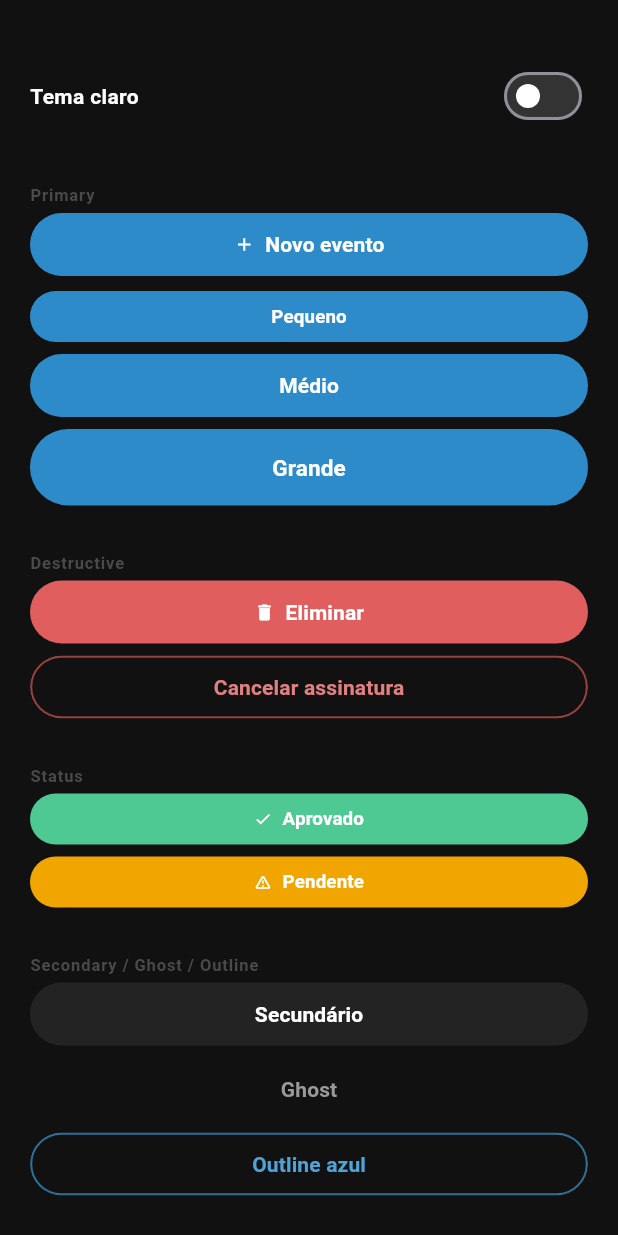
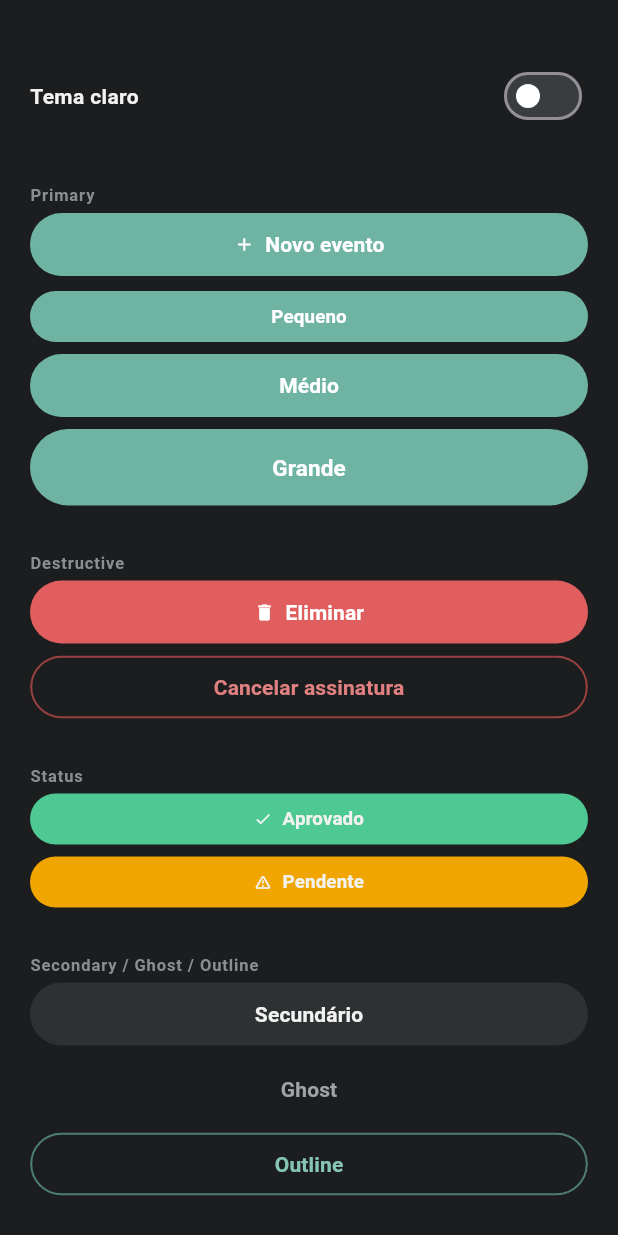
Before and after one commit to Alfredoooh/Cabinda-Shop, a Flutter app: the screen it shows after launch, on a phone screen of 412 x 824 dp. Run offline on Flutter 3.47's test engine with Material 3 defaults, Android fonts, the phone set to English and light mode, and no system bars.

Commit message:
update main.dart

```diff
--- a/lib/main.dart
+++ b/lib/main.dart
@@ -34,7 +34,7 @@ class _MyAppState extends State<MyApp> {
     final base = ThemeData(
       brightness: brightness,
       fontFamily: 'Roboto',
-      scaffoldBackgroundColor: isDark ? const Color(0xFF111111) : const Color(0xFFF2F2F7),
+      scaffoldBackgroundColor: isDark ? const Color(0xFF1C1D1F) : const Color(0xFFF2F2F7),
     );
     return base.copyWith(
       extensions: <ThemeExtension<dynamic>>[
@@ -47,6 +47,19 @@ class _MyAppState extends State<MyApp> {
 // ---------------------------------------------------------------------------
 // Theme Extension
 // ---------------------------------------------------------------------------
+// PALETA — valores de referência (hex ao lado de cada token)
+//
+// ACCENT (substituiu o azul): um teal dessaturado, funciona bem em ambos os modos
+//   light  -> 0xFF3D8B7D  (teal médio, pouco saturado)
+//   dark   -> 0xFF6FB3A3  (teal claro suave, sem neon)
+//
+// DARK MODE — base neutra "limpa": nada de preto AMOLED (0xFF000000/0xFF111111)
+// nem cinza claro demais. Usa-se um cinza-carvão médio como fundo, com camadas
+// de superfície subindo em passos pequenos e consistentes:
+//   background        -> 0xFF1C1D1F
+//   surface (cards)   -> 0xFF26282B
+//   surface elevated  -> 0xFF2E3134  (dialogs, sheets, segmented bg)
+//   surface sunken    -> 0xFF232527  (inputs, track de switch/progress)
 @immutable
 class AppColors extends ThemeExtension<AppColors> {
   final bool isDark;
@@ -54,74 +67,74 @@ class AppColors extends ThemeExtension<AppColors> {
   AppColors({required this.isDark});
 
   // Base
-  Color get background => isDark ? const Color(0xFF111111) : const Color(0xFFF2F2F7);
-  Color get groupLabel => isDark ? const Color(0xFF4A4A4A) : const Color(0xFF8E8E93);
-  Color get cardBg => isDark ? const Color(0xFF1C1C1E) : Colors.white;
-  Color get cardShadow => isDark ? const Color(0x4D000000) : const Color(0x1A000000);
-  Color get textPrimary => isDark ? Colors.white : Colors.black;
-  Color get textSecondary => isDark ? const Color(0xFF888888) : const Color(0xFF3C3C43);
-  Color get textTertiary => isDark ? const Color(0xFF666666) : const Color(0xFF8E8E93);
-  Color get textQuaternary => isDark ? const Color(0xFF777777) : const Color(0xFF8E8E93);
+  Color get background => isDark ? const Color(0xFF1C1D1F) : const Color(0xFFF2F2F7);
+  Color get groupLabel => isDark ? const Color(0xFF8A8D91) : const Color(0xFF8E8E93);
+  Color get cardBg => isDark ? const Color(0xFF26282B) : Colors.white;
+  Color get cardShadow => isDark ? const Color(0x33000000) : const Color(0x1A000000);
+  Color get textPrimary => isDark ? const Color(0xFFF2F2F0) : Colors.black;
+  Color get textSecondary => isDark ? const Color(0xFFB4B6B9) : const Color(0xFF3C3C43);
+  Color get textTertiary => isDark ? const Color(0xFF8F9194) : const Color(0xFF8E8E93);
+  Color get textQuaternary => isDark ? const Color(0xFF96989B) : const Color(0xFF8E8E93);
 
   // Icons
-  Color get iconBlue => isDark ? const Color(0xFF5BA9DD) : const Color(0xFF007AFF);
+  Color get iconBlue => isDark ? const Color(0xFF6FB3A3) : const Color(0xFF3D8B7D); // accent (teal)
   Color get iconGreen => isDark ? const Color(0xFF6FDCAE) : const Color(0xFF34C759);
   Color get iconRed => isDark ? const Color(0xFFEF9797) : const Color(0xFFFF3B30);
-  Color get iconGray => isDark ? const Color(0xFF999999) : const Color(0xFF8E8E93);
-  Color get chevron => isDark ? const Color(0xFF444444) : const Color(0xFFC7C7CC);
+  Color get iconGray => isDark ? const Color(0xFF9A9C9F) : const Color(0xFF8E8E93);
+  Color get chevron => isDark ? const Color(0xFF55585B) : const Color(0xFFC7C7CC);
 
   // Inputs
-  Color get inputBg => isDark ? const Color(0xFF1C1C1E) : Colors.white;
-  Color get inputHint => isDark ? const Color(0xFF5A5A5A) : const Color(0xFFC7C7CC);
-  Color get inputIcon => isDark ? const Color(0xFF666666) : const Color(0xFF8E8E93);
-  Color get inputFocusBorder => isDark ? const Color(0xFF2E8BC9) : const Color(0xFF007AFF);
+  Color get inputBg => isDark ? const Color(0xFF232527) : Colors.white;
+  Color get inputHint => isDark ? const Color(0xFF74767A) : const Color(0xFFC7C7CC);
+  Color get inputIcon => isDark ? const Color(0xFF86888B) : const Color(0xFF8E8E93);
+  Color get inputFocusBorder => isDark ? const Color(0xFF6FB3A3) : const Color(0xFF3D8B7D); // accent
   Color get inputErrorBorder => isDark ? const Color(0xFFE05E5E) : const Color(0xFFFF3B30);
-  Color get clearBtnBg => isDark ? const Color(0xFF333333) : const Color(0xFFD1D1D6);
-  Color get clearBtnFg => isDark ? const Color(0xFF999999) : const Color(0xFF8E8E93);
+  Color get clearBtnBg => isDark ? const Color(0xFF3A3D40) : const Color(0xFFD1D1D6);
+  Color get clearBtnFg => isDark ? const Color(0xFFAEB0B3) : const Color(0xFF8E8E93);
 
   // Segmented
-  Color get segmentedBg => isDark ? const Color(0xFF1A1A1A) : const Color(0xFFE5E5EA);
-  Color get segmentedActiveBg => isDark ? const Color(0xFF2E8BC9) : const Color(0xFF007AFF);
-  Color get segmentedInactiveText => isDark ? const Color(0xFF777777) : const Color(0xFF8E8E93);
+  Color get segmentedBg => isDark ? const Color(0xFF232527) : const Color(0xFFE5E5EA);
+  Color get segmentedActiveBg => isDark ? const Color(0xFF6FB3A3) : const Color(0xFF3D8B7D); // accent
+  Color get segmentedInactiveText => isDark ? const Color(0xFF8F9194) : const Color(0xFF8E8E93);
 
   // Switches, Checkboxes, Radios
-  Color get switchTrackInactive => isDark ? const Color(0xFF333333) : const Color(0xFFE5E5EA);
+  Color get switchTrackInactive => isDark ? const Color(0xFF3A3D40) : const Color(0xFFE5E5EA);
   Color get switchThumb => Colors.white;
-  Color get checkboxUnchecked => isDark ? const Color(0xFF2A2A2A) : const Color(0xFFE5E5EA);
-  Color get radioUnchecked => isDark ? const Color(0xFF2A2A2A) : const Color(0xFFE5E5EA);
+  Color get checkboxUnchecked => isDark ? const Color(0xFF35373A) : const Color(0xFFE5E5EA);
+  Color get radioUnchecked => isDark ? const Color(0xFF35373A) : const Color(0xFFE5E5EA);
 
   // Buttons
-  Color get btnPrimary => isDark ? const Color(0xFF2E8BC9) : const Color(0xFF007AFF);
+  Color get btnPrimary => isDark ? const Color(0xFF6FB3A3) : const Color(0xFF3D8B7D); // accent
   Color get btnDanger => isDark ? const Color(0xFFE05E5E) : const Color(0xFFFF3B30);
   Color get btnSuccess => isDark ? const Color(0xFF4EC994) : const Color(0xFF34C759);
   Color get btnWarning => isDark ? const Color(0xFFF0A500) : const Color(0xFFFF9500);
-  Color get btnSecondary => isDark ? const Color(0xFF232323) : const Color(0xFFF2F2F7);
-  Color get btnGhostText => isDark ? const Color(0xFF999999) : const Color(0xFF8E8E93);
-  Color get btnOutlineBlueFg => isDark ? const Color(0xFF4FA3D8) : const Color(0xFF007AFF);
-  Color get btnOutlineBlueBorder => isDark ? const Color(0xFF2E6F96) : const Color(0xFF007AFF);
+  Color get btnSecondary => isDark ? const Color(0xFF2E3134) : const Color(0xFFF2F2F7);
+  Color get btnGhostText => isDark ? const Color(0xFFA0A2A5) : const Color(0xFF8E8E93);
+  Color get btnOutlineBlueFg => isDark ? const Color(0xFF86C4B6) : const Color(0xFF3D8B7D); // accent fg
+  Color get btnOutlineBlueBorder => isDark ? const Color(0xFF4C7C71) : const Color(0xFF3D8B7D); // accent border
   Color get btnOutlineDangerFg => isDark ? const Color(0xFFE08080) : const Color(0xFFFF3B30);
   Color get btnOutlineDangerBorder => isDark ? const Color(0xFF96403F) : const Color(0xFFFF3B30);
-  Color get tintBlueBg => isDark ? const Color(0x262E8BC9) : const Color(0x1A007AFF);
-  Color get tintBlueFg => isDark ? const Color(0xFF6DB4E6) : const Color(0xFF007AFF);
+  Color get tintBlueBg => isDark ? const Color(0x266FB3A3) : const Color(0x1A3D8B7D); // accent tint bg
+  Color get tintBlueFg => isDark ? const Color(0xFF8BC7BA) : const Color(0xFF3D8B7D); // accent tint fg
   Color get tintRedBg => isDark ? const Color(0x26E05E5E) : const Color(0x1AFF3B30);
   Color get tintRedFg => isDark ? const Color(0xFFEF9797) : const Color(0xFFFF3B30);
 
   // Dialog
-  Color get dialogActionsBg => isDark ? const Color(0xFF252525) : const Color(0xFFF2F2F7);
+  Color get dialogActionsBg => isDark ? const Color(0xFF2E3134) : const Color(0xFFF2F2F7);
 
   // Cards extras
-  Color get eventPreviewBg => isDark ? const Color(0xFF1A1A1A) : const Color(0xFFF2F2F7);
-  Color get eventDateBg => isDark ? const Color(0xFF232325) : Colors.white;
-  Color get eventActionsBg => isDark ? const Color(0xFF252525) : const Color(0xFFF2F2F7);
+  Color get eventPreviewBg => isDark ? const Color(0xFF232527) : const Color(0xFFF2F2F7);
+  Color get eventDateBg => isDark ? const Color(0xFF2E3134) : Colors.white;
+  Color get eventActionsBg => isDark ? const Color(0xFF2E3134) : const Color(0xFFF2F2F7);
   Color get alertWarningBg => isDark ? const Color(0x1AF0A500) : const Color(0x1AFF9500);
   Color get alertDangerBg => isDark ? const Color(0x1AE05E5E) : const Color(0x1AFF3B30);
-  Color get progressTrack => isDark ? const Color(0xFF262626) : const Color(0xFFE5E5EA);
-  Color get progressFill => isDark ? const Color(0xFF2E8BC9) : const Color(0xFF007AFF);
-  Color get addCardBorder => isDark ? const Color(0xFF2A2A2A) : const Color(0xFFC7C7CC);
-  Color get addCardText => isDark ? const Color(0xFF777777) : const Color(0xFF8E8E93);
-  Color get addCardIcon => isDark ? const Color(0xFF666666) : const Color(0xFF8E8E93);
-  Color get sheetHandle => isDark ? const Color(0xFF3A3A3C) : const Color(0xFFD1D1D6);
-  Color get sheetFieldBorder => isDark ? const Color(0xFF262626) : const Color(0xFFE5E5EA);
+  Color get progressTrack => isDark ? const Color(0xFF35373A) : const Color(0xFFE5E5EA);
+  Color get progressFill => isDark ? const Color(0xFF6FB3A3) : const Color(0xFF3D8B7D); // accent
+  Color get addCardBorder => isDark ? const Color(0xFF3E4144) : const Color(0xFFC7C7CC);
+  Color get addCardText => isDark ? const Color(0xFF8F9194) : const Color(0xFF8E8E93);
+  Color get addCardIcon => isDark ? const Color(0xFF86888B) : const Color(0xFF8E8E93);
+  Color get sheetHandle => isDark ? const Color(0xFF4A4D50) : const Color(0xFFD1D1D6);
+  Color get sheetFieldBorder => isDark ? const Color(0xFF35373A) : const Color(0xFFE5E5EA);
 
   @override
   AppColors copyWith({bool? isDark}) => AppColors(isDark: isDark ?? this.isDark);
@@ -176,8 +189,12 @@ class _ComponentsPageState extends State<ComponentsPage> {
   @override
   void dispose() {
     _searchController.dispose();
-    for (final node in _otpFocusNodes) node.dispose();
-    for (final controller in _otpControllers) controller.dispose();
+    for (final node in _otpFocusNodes) {
+      node.dispose();
+    }
+    for (final controller in _otpControllers) {
+      controller.dispose();
+    }
     super.dispose();
   }
 
@@ -411,9 +428,9 @@ class _ComponentsPageState extends State<ComponentsPage> {
       context: context,
       barrierColor: Colors.black54,
       builder: (dialogContext) {
-        final colors = Theme.of(dialogContext).extension<AppColors>()!;
+        final dColors = Theme.of(dialogContext).extension<AppColors>()!;
         return Dialog(
-          backgroundColor: colors.cardBg,
+          backgroundColor: dColors.cardBg,
           shape: RoundedRectangleBorder(borderRadius: BorderRadius.circular(32)),
           child: Padding(
             padding: const EdgeInsets.fromLTRB(22, 26, 22, 10),
@@ -425,7 +442,7 @@ class _ComponentsPageState extends State<ComponentsPage> {
                   style: TextStyle(
                     fontSize: 16,
                     fontWeight: FontWeight.w700,
-                    color: colors.textPrimary,
+                    color: dColors.textPrimary,
                   ),
                 ),
                 const SizedBox(height: 8),
@@ -434,7 +451,7 @@ class _ComponentsPageState extends State<ComponentsPage> {
                   textAlign: TextAlign.center,
                   style: TextStyle(
                     fontSize: 13.5,
-                    color: colors.textSecondary,
+                    color: dColors.textSecondary,
                     height: 1.5,
                   ),
                 ),
@@ -442,7 +459,7 @@ class _ComponentsPageState extends State<ComponentsPage> {
                 Container(
                   padding: const EdgeInsets.all(5),
                   decoration: BoxDecoration(
-                    color: colors.dialogActionsBg,
+                    color: dColors.dialogActionsBg,
                     borderRadius: BorderRadius.circular(50),
                   ),
                   child: Row(
@@ -451,7 +468,7 @@ class _ComponentsPageState extends State<ComponentsPage> {
                         child: _dialogButton(
                           dialogContext,
                           'Eliminar',
-                          bg: colors.btnDanger,
+                          bg: dColors.btnDanger,
                         ),
                       ),
                       const SizedBox(width: 6),
@@ -459,7 +476,7 @@ class _ComponentsPageState extends State<ComponentsPage> {
                         child: _dialogButton(
                           dialogContext,
                           'Cancelar',
-                          bg: colors.btnPrimary,
+                          bg: dColors.btnPrimary,
                         ),
                       ),
                     ],
@@ -553,8 +570,17 @@ class _ComponentsPageState extends State<ComponentsPage> {
     );
   }
 
-  // Lista pixel-perfect: container pai com shadow, overflow hidden, gap de 3px
+  // Lista pixel-perfect: container pai com shadow, overflow hidden, gap de 3px.
+  // Radius por item:
+  //  - único item          -> 28 em todos os cantos
+  //  - primeiro item (topo) -> topo 28 (inalterado) / fundo 10 (levemente curvo)
+  //  - último item (fundo)  -> topo 10 (levemente curvo) / fundo 28 (inalterado)
+  //  - itens do meio         -> 8 em todos os cantos (já era assim)
   Widget _buildListCardWithRows(List<_ListRowData> rows) {
+    const bigRadius = Radius.circular(28);
+    const softRadius = Radius.circular(10); // curvatura leve pedida para o cantos internos do 1º/último
+    const midRadius = Radius.circular(8);
+
     return Container(
       decoration: BoxDecoration(
         borderRadius: BorderRadius.circular(28),
@@ -573,13 +599,23 @@ class _ComponentsPageState extends State<ComponentsPage> {
           final isLast = i == rows.length - 1;
           BorderRadius radius;
           if (isFirst && rows.length == 1) {
-            radius = const BorderRadius.all(Radius.circular(28));
+            radius = BorderRadius.all(bigRadius);
           } else if (isFirst) {
-            radius = const BorderRadius.vertical(top: Radius.circular(28));
+            radius = BorderRadius.only(
+              topLeft: bigRadius,
+              topRight: bigRadius,
+              bottomLeft: softRadius,
+              bottomRight: softRadius,
+            );
           } else if (isLast) {
-            radius = const BorderRadius.vertical(bottom: Radius.circular(28));
+            radius = BorderRadius.only(
+              topLeft: softRadius,
+              topRight: softRadius,
+              bottomLeft: bigRadius,
+              bottomRight: bigRadius,
+            );
           } else {
-            radius = const BorderRadius.all(Radius.circular(8));
+            radius = BorderRadius.all(midRadius);
           }
           return Column(
             children: [
@@ -1183,9 +1219,13 @@ class _ComponentsPageState extends State<ComponentsPage> {
 
   Widget _buildSheetInputRow(AppColors sheetColors, {required IconData icon, required String hint, required bool isFirst, required bool isLast}) {
     BorderRadius radius;
-    if (isFirst) radius = const BorderRadius.vertical(top: Radius.circular(28));
-    else if (isLast) radius = const BorderRadius.vertical(bottom: Radius.circular(28));
-    else radius = const BorderRadius.all(Radius.circular(8));
+    if (isFirst) {
+      radius = const BorderRadius.vertical(top: Radius.circular(28));
+    } else if (isLast) {
+      radius = const BorderRadius.vertical(bottom: Radius.circular(28));
+    } else {
+      radius = const BorderRadius.all(Radius.circular(8));
+    }
 
     return Container(
       decoration: BoxDecoration(color: sheetColors.cardBg, borderRadius: radius),
@@ -1227,7 +1267,14 @@ class _ComponentsPageState extends State<ComponentsPage> {
       mainAxisAlignment: MainAxisAlignment.spaceBetween,
       children: [
         Text('Tema claro', style: TextStyle(fontSize: 14, fontWeight: FontWeight.w600, color: colors.textPrimary)),
-        Switch(value: !widget.isDark, onChanged: (_) => widget.onThemeToggle(), activeColor: colors.switchThumb, activeTrackColor: colors.segmentedActiveBg, inactiveThumbColor: colors.switchThumb, inactiveTrackColor: colors.switchTrackInactive),
+        Switch(
+          value: !widget.isDark,
+          onChanged: (_) => widget.onThemeToggle(),
+          activeColor: colors.switchThumb,
+          activeTrackColor: colors.segmentedActiveBg,
+          inactiveThumbColor: colors.switchThumb,
+          inactiveTrackColor: colors.switchTrackInactive,
+        ),
       ],
     );
   }
@@ -1276,7 +1323,7 @@ class _ComponentsPageState extends State<ComponentsPage> {
           children: [
             _buildButton(label: 'Secundário', variant: BtnVariant.secondary, size: ButtonSize.medium, onTap: () {}),
             _buildButton(label: 'Ghost', variant: BtnVariant.ghost, size: ButtonSize.medium, onTap: () {}),
-            _buildButton(label: 'Outline azul', variant: BtnVariant.outline, size: ButtonSize.medium, onTap: () {}),
+            _buildButton(label: 'Outline', variant: BtnVariant.outline, size: ButtonSize.medium, onTap: () {}),
           ],
         ),
         const SizedBox(height: 26),
```
